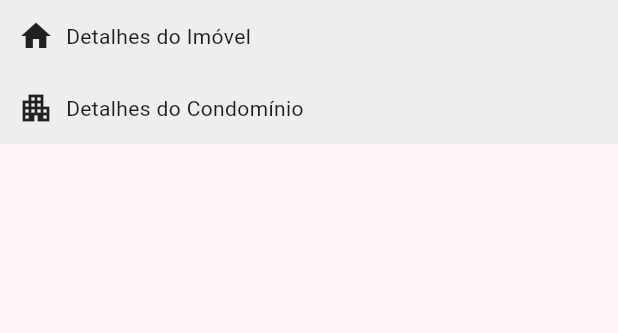
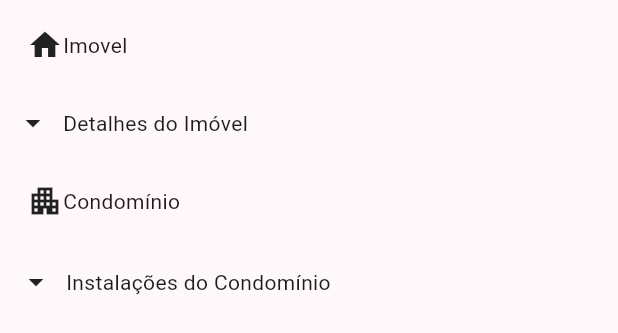
Before and after one commit to GiovanaThais/ache_um_lar, a Flutter app: the CheckMoreInfoDetailsWidget widget shown alone on an empty page, opened directly, on a phone screen of 412 x 824 dp. Shown: the top 333 px of the screen. Run offline on Flutter 3.47's test engine with Material 3 defaults, Android fonts, the phone set to English and light mode, and no system bars; our stand-ins replace brasil_fields, carousel_slider, firebase_auth, firebase_core, flutter_modular, font_awesome_flutter and 4 more; accounts and stored records are empty; network calls fail.

Commit message:
feat: creating visit houses page and fix check info on details page

```diff
--- a/lib/app/features/home/presenter/pages/check_more_info_details_widget.dart
+++ b/lib/app/features/home/presenter/pages/check_more_info_details_widget.dart
@@ -33,6 +33,15 @@ class _CheckMoreInfoWidgetState extends State<CheckMoreInfoDetailsWidget> {
   Widget build(BuildContext context) {
     return Column(
       children: [
+        const Padding(
+          padding: EdgeInsets.all(18.0),
+          child: Row(
+            children: [
+              Icon(Icons.home),
+              Text("Imovel"),
+            ],
+          ),
+        ),
         GestureDetector(
           onTap: () {
             setState(() {
@@ -43,15 +52,15 @@ class _CheckMoreInfoWidgetState extends State<CheckMoreInfoDetailsWidget> {
             });
           },
           child: Container(
-            color: Colors.grey[200],
-            padding: EdgeInsets.all(12),
-            child: Row(
-              children: [
-                Icon(Icons.home), // Adicionei o ícone aqui
-                SizedBox(width: 8),
-                Text("Detalhes do Imóvel"),
-              ],
-            ),
+            color: Colors.white10,
+            padding: EdgeInsets.all(10),
+            child: Row(children: [
+              Icon(showImovelDetails
+                  ? Icons.arrow_drop_up
+                  : Icons.arrow_drop_down),
+              SizedBox(width: 8),
+              Text("Detalhes do Imóvel"),
+            ]),
           ),
         ),
         if (showImovelDetails)
@@ -66,10 +75,23 @@ class _CheckMoreInfoWidgetState extends State<CheckMoreInfoDetailsWidget> {
                     });
                   },
                 ),
-                SizedBox(width: 8),
+                const SizedBox(width: 25),
                 Text(widget.imovelDetails[i]),
               ],
             ),
+        const Padding(
+          padding: EdgeInsets.all(18.0),
+          child: Row(
+            mainAxisAlignment: MainAxisAlignment.start,
+            children: [
+              Icon(Icons.apartment),
+              SizedBox(
+                height: 5,
+              ),
+              Text("Condomínio"),
+            ],
+          ),
+        ),
         GestureDetector(
           onTap: () {
             setState(() {
@@ -80,13 +102,17 @@ class _CheckMoreInfoWidgetState extends State<CheckMoreInfoDetailsWidget> {
             });
           },
           child: Container(
-            color: Colors.grey[200],
+            color: Colors.white10,
             padding: EdgeInsets.all(12),
             child: Row(
               children: [
-                Icon(Icons.apartment), // Adicionei o ícone aqui
+                Icon(
+                  showCondominiumDetails
+                      ? Icons.arrow_drop_up
+                      : Icons.arrow_drop_down,
+                ),
                 SizedBox(width: 8),
-                Text("Detalhes do Condomínio"),
+                Text("Instalações do Condomínio"),
               ],
             ),
           ),
@@ -103,7 +129,7 @@ class _CheckMoreInfoWidgetState extends State<CheckMoreInfoDetailsWidget> {
                     });
                   },
                 ),
-                SizedBox(width: 8),
+                const SizedBox(width: 8),
                 Text(widget.condominiumDetails[i]),
               ],
             ),
```
Also changed, not shown: lib/app/features/home/presenter/pages/visit_home_page.dart (added, +233 -0 lines).
